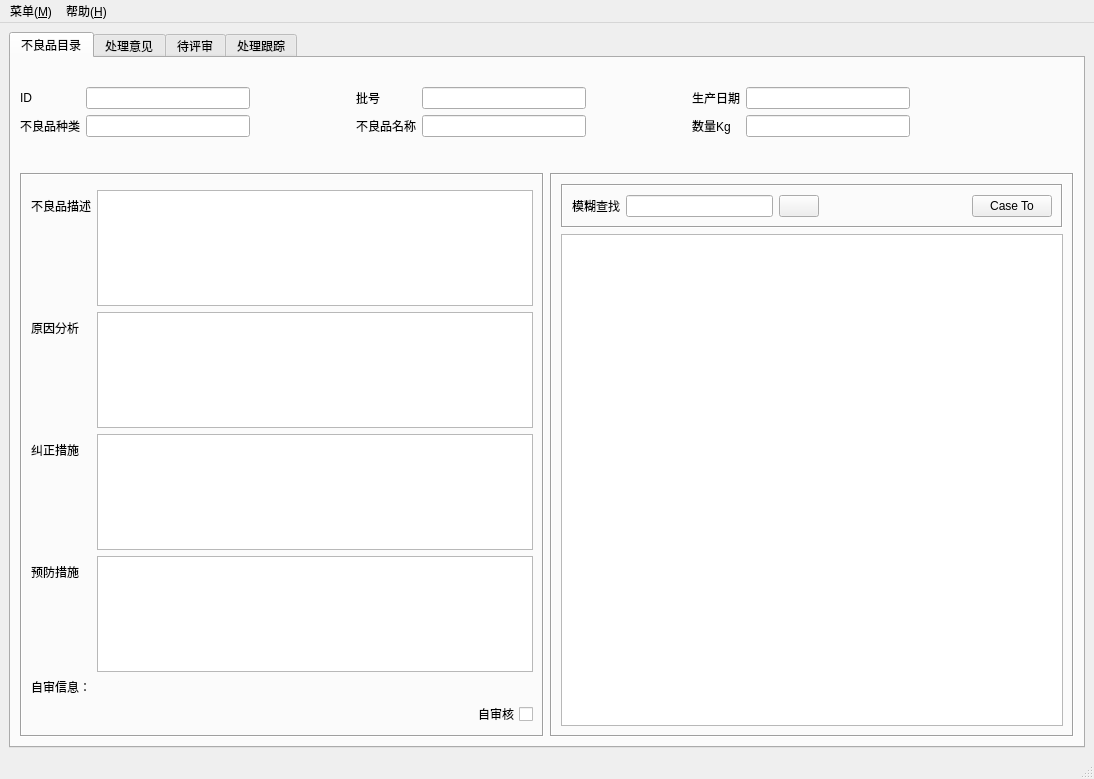
Old version of the form mainwindow.ui in the repository xeeboy/PartsReview.
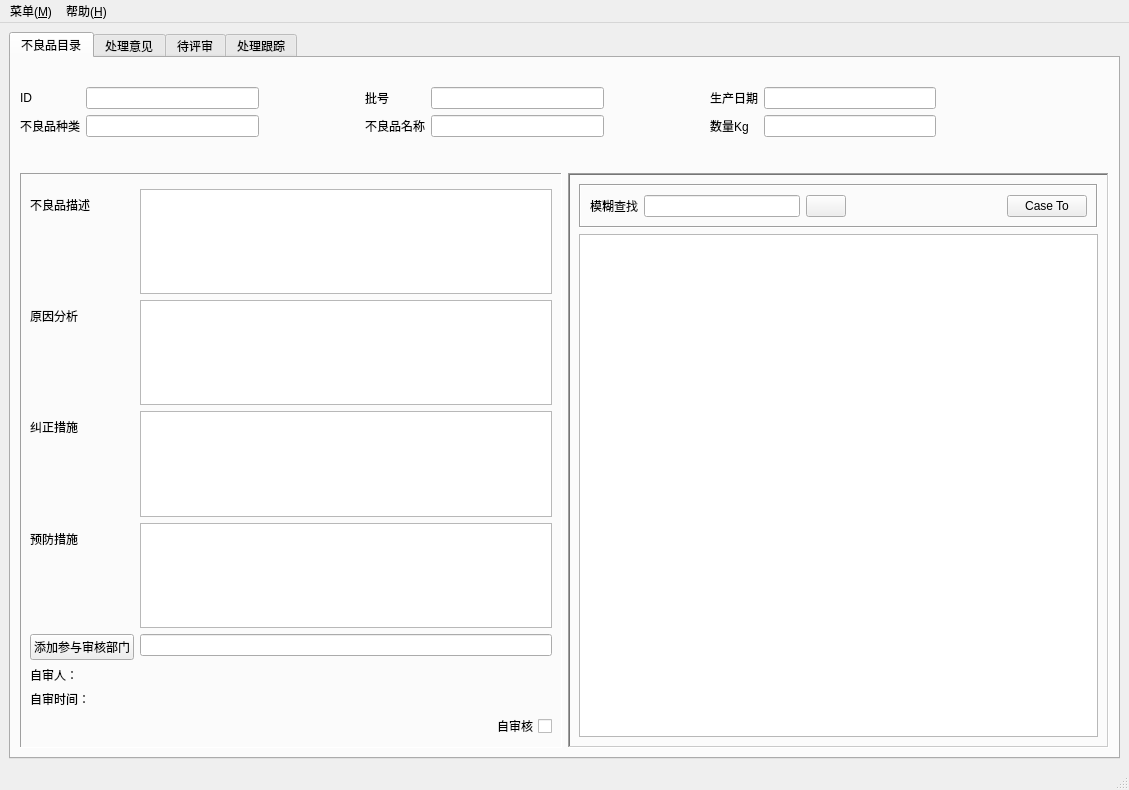
New version of the form. Icons and pictures are not drawn.

```diff
--- a/mainwindow.ui
+++ b/mainwindow.ui
@@ -9,8 +9,8 @@
    <rect>
     <x>0</x>
     <y>0</y>
-    <width>1094</width>
-    <height>779</height>
+    <width>1129</width>
+    <height>790</height>
    </rect>
   </property>
   <property name="windowTitle">
@@ -219,7 +219,7 @@
           <item>
            <widget class="QFrame" name="frame">
             <property name="frameShape">
-             <enum>QFrame::Box</enum>
+             <enum>QFrame::Panel</enum>
             </property>
             <property name="frameShadow">
              <enum>QFrame::Sunken</enum>
@@ -230,6 +230,20 @@
                <item row="1" column="0">
                 <layout class="QFormLayout" name="formLayout_2"/>
                </item>
+               <item row="2" column="0">
+                <widget class="QLabel" name="label_13">
+                 <property name="text">
+                  <string>不良品描述</string>
+                 </property>
+                </widget>
+               </item>
+               <item row="2" column="1">
+                <widget class="QTextEdit" name="describe">
+                 <property name="readOnly">
+                  <bool>true</bool>
+                 </property>
+                </widget>
+               </item>
                <item row="3" column="0">
                 <widget class="QLabel" name="label_14">
                  <property name="text">
@@ -264,44 +278,57 @@
                <item row="5" column="1">
                 <widget class="QTextEdit" name="precaution"/>
                </item>
-               <item row="7" column="1">
-                <widget class="QCheckBox" name="check_selfprev">
+               <item row="8" column="0">
+                <widget class="QLabel" name="label_17">
+                 <property name="text">
+                  <string>自审人：</string>
+                 </property>
+                </widget>
+               </item>
+               <item row="8" column="1">
+                <widget class="QLabel" name="person">
+                 <property name="text">
+                  <string/>
+                 </property>
+                </widget>
+               </item>
+               <item row="11" column="1">
+                <widget class="QCheckBox" name="pre_check">
                  <property name="layoutDirection">
                   <enum>Qt::RightToLeft</enum>
                  </property>
                  <property name="text">
                   <string>自审核</string>
                  </property>
-                </widget>
-               </item>
-               <item row="2" column="0">
-                <widget class="QLabel" name="label_13">
-                 <property name="text">
-                  <string>不良品描述</string>
-                 </property>
-                </widget>
-               </item>
-               <item row="2" column="1">
-                <widget class="QTextEdit" name="describe">
-                 <property name="readOnly">
-                  <bool>true</bool>
-                 </property>
-                </widget>
-               </item>
-               <item row="6" column="0">
-                <widget class="QLabel" name="label_17">
-                 <property name="text">
-                  <string>自审信息：</string>
+                 <property name="checked">
+                  <bool>false</bool>
                  </property>
                 </widget>
                </item>
                <item row="6" column="1">
-                <widget class="QLabel" name="lbl_selfpreinfo">
+                <widget class="QLineEdit" name="parts"/>
+               </item>
+               <item row="6" column="0">
+                <widget class="QPushButton" name="btn_slparts">
+                 <property name="text">
+                  <string>添加参与审核部门</string>
+                 </property>
+                </widget>
+               </item>
+               <item row="10" column="1">
+                <widget class="QLabel" name="pre_time">
                  <property name="text">
                   <string/>
                  </property>
                 </widget>
                </item>
+               <item row="10" column="0">
+                <widget class="QLabel" name="label_6">
+                 <property name="text">
+                  <string>自审时间：</string>
+                 </property>
+                </widget>
+               </item>
               </layout>
              </item>
             </layout>
@@ -310,7 +337,7 @@
           <item>
            <widget class="QFrame" name="frame_2">
             <property name="frameShape">
-             <enum>QFrame::Box</enum>
+             <enum>QFrame::WinPanel</enum>
             </property>
             <property name="frameShadow">
              <enum>QFrame::Sunken</enum>
@@ -423,7 +450,7 @@
     <rect>
      <x>0</x>
      <y>0</y>
-     <width>1094</width>
+     <width>1129</width>
      <height>23</height>
     </rect>
    </property>
```
Left out of the diff: 18 changed lines with no effect on the pictures.
